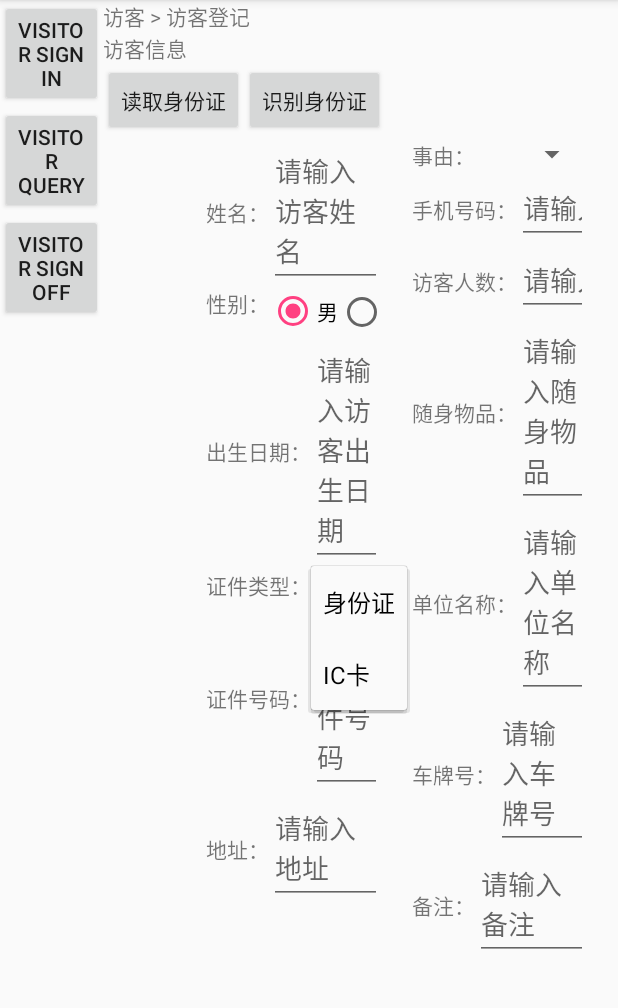
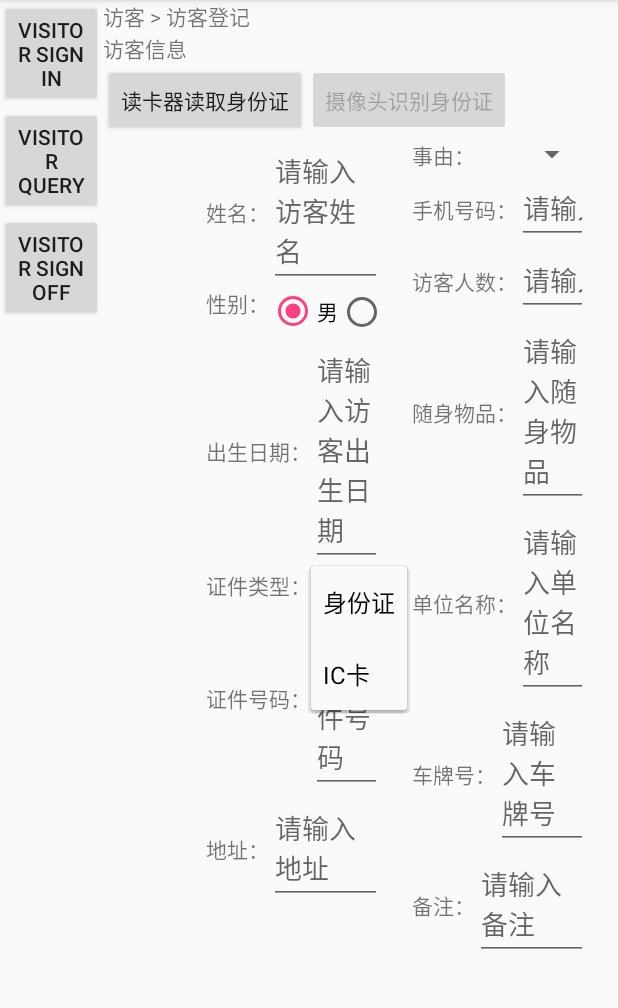
Before and after one commit to LuckySRCX/visitorRecord, an Android app: the screen it shows after launch (ManageActivity), after a tap on an icon or button, on a phone screen of 412 x 824 dp, the part 84-1092 px from its top. Run offline under Robolectric (Android 15) with nearby library versions, the phone set to English and light mode, and no system bars; 1 statement that could not run was skipped; 2 other taps on this screen came first.

Commit message:
增加摄像头识别身份证

```diff
--- /dev/null
+++ b/app/src/main/java/net/jiaobaowang/visitor/utils/ToastUtils.java
@@ -0,0 +1,26 @@
+package net.jiaobaowang.visitor.utils;
+
+import android.content.Context;
+import android.widget.Toast;
+
+/**
+ * Created by ShangLinMo on 2017/12/28.
+ */
+
+public class ToastUtils {
+    public static void showMessage(Context context, String msg) {
+        try {
+            Toast.makeText(context, msg, Toast.LENGTH_LONG).show();
+        } catch (Exception e) {
+            e.printStackTrace();
+        }
+    }
+
+    public static void showMessage(Context context, int id) {
+        try {
+            Toast.makeText(context, context.getResources().getString(id), Toast.LENGTH_LONG).show();
+        } catch (Exception e) {
+            e.printStackTrace();
+        }
+    }
+}
--- a/app/src/main/res/layout/sub_visitor_info_input.xml
+++ b/app/src/main/res/layout/sub_visitor_info_input.xml
@@ -6,14 +6,15 @@
 
     <LinearLayout
         android:layout_width="0dp"
-        android:layout_height="wrap_content"
+        android:layout_height="200dp"
         android:layout_weight="1">
 
         <ImageView
             android:id="@+id/id_card_head_iv"
             android:layout_width="match_parent"
             android:layout_height="wrap_content"
-            android:layout_gravity="center_horizontal"
+            android:layout_gravity="center"
+            android:padding="10dp"
             android:src="@mipmap/ic_launcher" />
     </LinearLayout>
 
--- a/app/src/main/res/values/strings.xml
+++ b/app/src/main/res/values/strings.xml
@@ -9,8 +9,8 @@
     <string name="sign_query_head">visitor/visitor query</string>
     <string name="keywords_hint">visitor name,phone number,ID</string>
     <string name="visitor_info">访客信息</string>
-    <string name="id_card_read">读取身份证</string>
-    <string name="id_card_ocr">识别身份证</string>
+    <string name="id_card_read">读卡器读取身份证</string>
+    <string name="id_card_ocr">摄像头识别身份证</string>
     <string name="name">姓名：</string>
     <string name="input_visitor_name">请输入访客姓名</string>
     <string name="gender">性别：</string>
@@ -37,4 +37,6 @@
     <string name="remarks">备注：</string>
     <string name="input_remarks">请输入备注</string>
     <string name="visitor_register"><![CDATA[访客 > 访客登记]]></string>
+    <string name="identify_read_fail">连接身份证读卡器失败，无法读取身份证信息</string>
+    <string name="identify_ocr_fail">未安装API模块，无法识别身份证</string>
 </resources>
```
Also changed, not shown: app/src/main/java/net/jiaobaowang/visitor/manage/SignInFragment.java (+116 -35 lines), app/src/main/java/net/jiaobaowang/visitor/utils/DialogUtils.java (added, +26 -0 lines).
